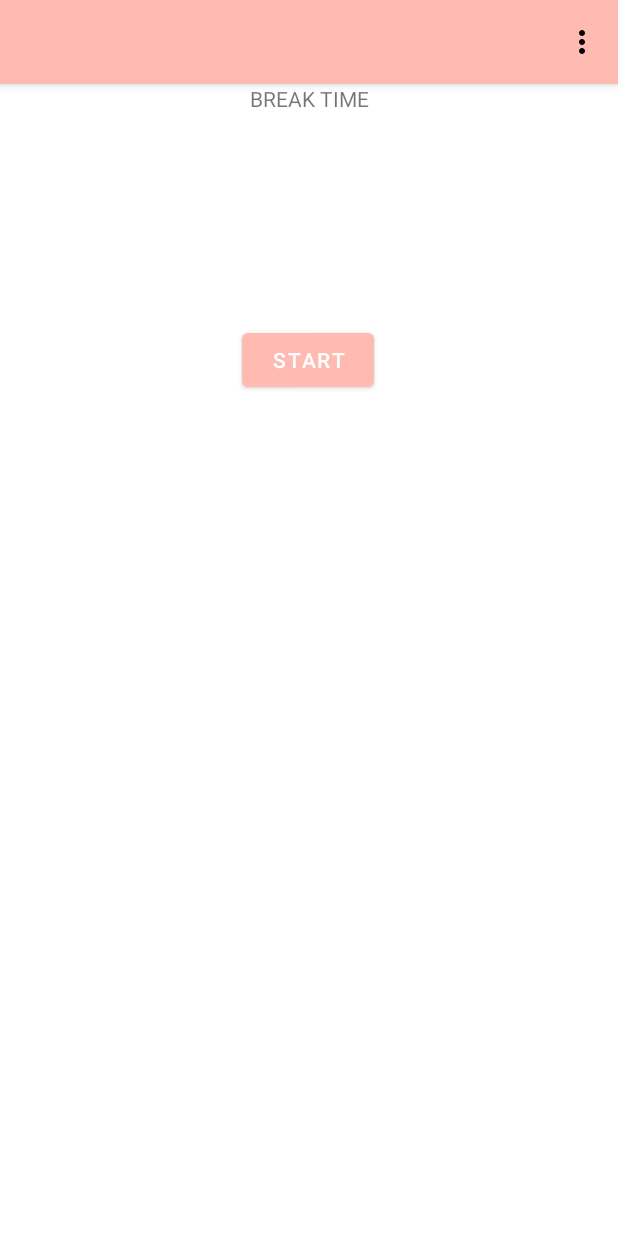
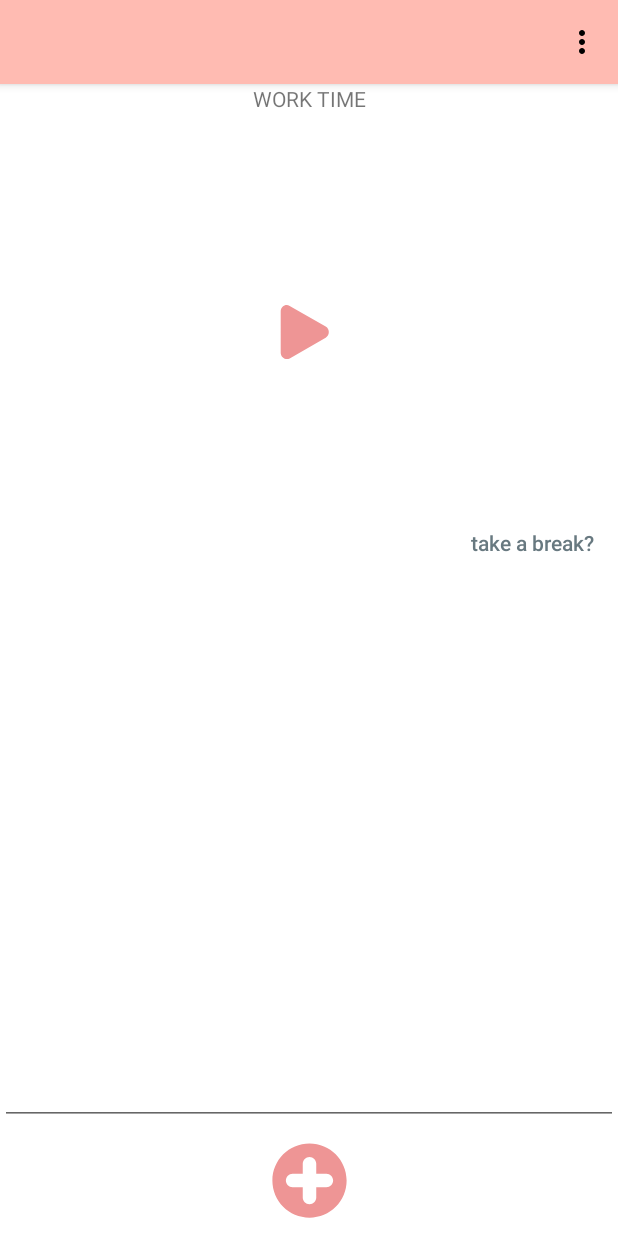
Before and after one commit to urieljefferson-mynt/Pomodowo, an Android app: the screen it shows after launch (MainActivity), after a tap on "take a break?", on a phone screen of 412 x 824 dp. Run offline under Robolectric (Android 15) with nearby library versions, the phone set to English and light mode, and no system bars.

Commit message:
move 3 timer in one fragment and update initial value of timer to null

```diff
--- a/app/src/main/res/layout/fragment_work.xml
+++ b/app/src/main/res/layout/fragment_work.xml
@@ -62,6 +62,38 @@
 
     <ImageButton
         android:id="@+id/btn_start"
+        android:layout_width="wrap_content"
+        android:layout_height="wrap_content"
+        android:backgroundTint="#0000ff00"
+        android:gravity="center"
+        android:src="@drawable/ic_play"
+        android:tint="#ee9595"
+        app:iconGravity="textStart"
+        app:layout_constraintBottom_toTopOf="@+id/guideline2"
+        app:layout_constraintEnd_toEndOf="parent"
+        app:layout_constraintHorizontal_bias="0.492"
+        app:layout_constraintStart_toStartOf="parent"
+        app:layout_constraintTop_toTopOf="parent"
+        tools:ignore="MissingConstraints" />
+
+    <ImageButton
+        android:id="@+id/btn_startBreakNow"
+        android:layout_width="wrap_content"
+        android:layout_height="wrap_content"
+        android:backgroundTint="#0000ff00"
+        android:gravity="center"
+        android:src="@drawable/ic_play"
+        android:tint="#ee9595"
+        app:iconGravity="textStart"
+        app:layout_constraintBottom_toTopOf="@+id/guideline2"
+        app:layout_constraintEnd_toEndOf="parent"
+        app:layout_constraintHorizontal_bias="0.492"
+        app:layout_constraintStart_toStartOf="parent"
+        app:layout_constraintTop_toTopOf="parent"
+        tools:ignore="MissingConstraints" />
+
+    <ImageButton
+        android:id="@+id/btn_startLongBreakNow"
         android:layout_width="wrap_content"
         android:layout_height="wrap_content"
         android:backgroundTint="#0000ff00"
```
Also changed, not shown: app/src/main/java/ph/apper/android/pagatpatan/pomodowo/WorkFragment.kt (+102 -25 lines), 1 other file.
